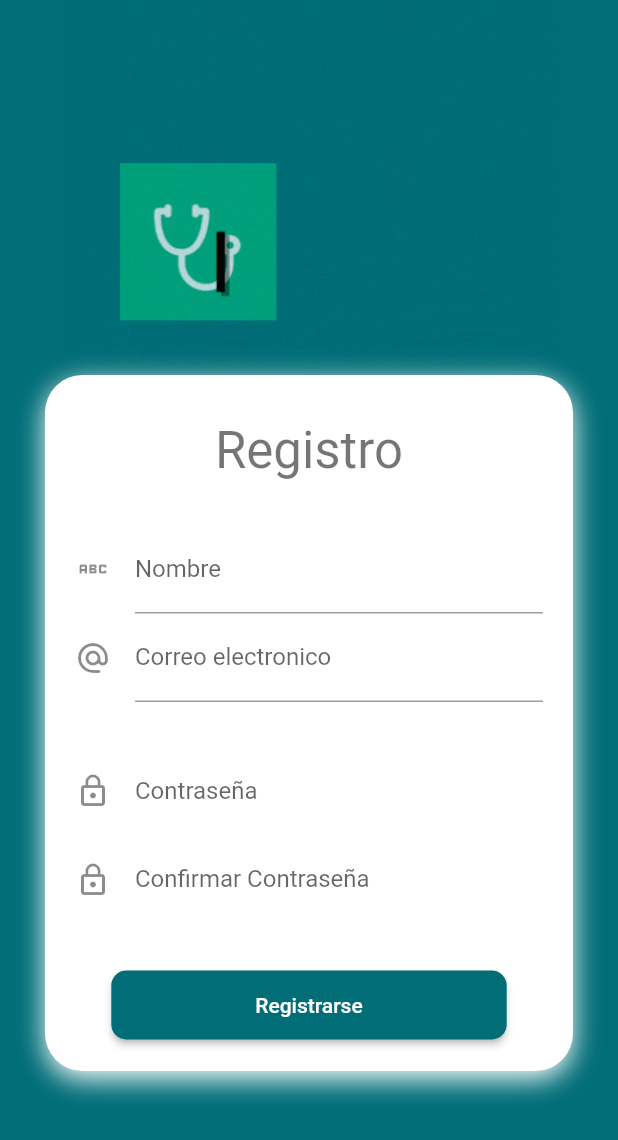
After one commit to yonyhome/InMedic, a Flutter app: the screen it shows after launch, after a tap on "Crear una nueva cuenta", on a phone screen of 412 x 824 dp. The commit adds this screen. Shown: the top 1140 px of the screen. Run offline on Flutter 3.47's test engine with Material 2 defaults, Android fonts, the light colour scheme and no system bars; our stand-ins replace firebase_auth, firebase_core, get, loggy; accounts and stored records are empty.

Commit message:
Registro

```diff
--- a/lib/screens/login.dart
+++ b/lib/screens/login.dart
@@ -2,6 +2,7 @@ import 'package:flutter/material.dart';
 import 'HomePage.dart';
 import 'package:get/get.dart';
 import '../widgets/authentication.dart';
+import '../screens/register.dart';
 
 class LoginScreen extends StatelessWidget {
   LoginScreen({Key? key}) : super(key: key);
@@ -77,7 +78,7 @@ class LoginScreen extends StatelessWidget {
                             labelText: 'Correo electronico',
                             icon: const Icon(Icons.alternate_email_rounded),
                           ),
-                          style: TextStyle(color: Colors.white),
+                          style: TextStyle(color: Colors.black),
                           validator: (value) {
                             String pattern =
                                 r'^(([^<>()[\]\\.,;:\s@\"]+(\.[^<>()[\]\\.,;:\s@\"]+)*)|(\".+\"))@((\[[0-9]{1,3}\.[0-9]{1,3}\.[0-9]{1,3}\.[0-9]{1,3}\])|(([a-zA-Z\-0-9]+\.)+[a-zA-Z]{2,}))$';
@@ -133,10 +134,17 @@ class LoginScreen extends StatelessWidget {
                 ],
               )),
           const SizedBox(height: 50),
-          const Text(
-            'Crear una nueva cuenta',
-            style: TextStyle(fontSize: 18, fontWeight: FontWeight.bold),
-          )
+          GestureDetector(
+            child: Text(
+              'Crear una nueva cuenta',
+              style: TextStyle(fontSize: 18, fontWeight: FontWeight.bold),
+            ),
+            onTap: () {
+              Navigator.of(context).push(
+                MaterialPageRoute(builder: (context) => register()),
+              );
+            },
+          ),
         ],
       ),
     );
--- /dev/null
+++ b/lib/screens/register.dart
@@ -0,0 +1,167 @@
+import 'package:flutter/material.dart';
+import 'package:get/get.dart';
+import '../widgets/authentication.dart';
+
+class register extends StatefulWidget {
+  register({Key? key}) : super(key: key);
+
+  @override
+  State<register> createState() => _registerState();
+}
+
+class _registerState extends State<register> {
+  @override
+  Widget build(BuildContext context) {
+    final size = MediaQuery.of(context).size;
+    Color c = const Color(0xFF006d77);
+    return Scaffold(
+      backgroundColor: c,
+      body: Stack(
+        children: [encabezado(size, context), registerform(context)],
+      ),
+    );
+  }
+}
+
+SizedBox encabezado(Size size, BuildContext context) {
+  return SizedBox(
+    width: double.infinity,
+    height: size.height * 0.4,
+    child: Image.asset(
+      "assets/img/logo.gif",
+      width: MediaQuery.of(context).size.width,
+      height: 600,
+    ),
+  );
+}
+
+SingleChildScrollView registerform(BuildContext context) {
+  String email = "";
+  String pass = "";
+  String pass2 = "";
+  AuthenticationController authenticationController = Get.find();
+  Color cc = const Color(0xFF003277);
+  Color c = const Color(0xFF006d77);
+
+  return SingleChildScrollView(
+    child: Column(
+      children: [
+        const SizedBox(height: 250),
+        Container(
+            padding: const EdgeInsets.all(20),
+            margin: const EdgeInsets.symmetric(horizontal: 30),
+            width: double.infinity,
+            // height: 350,
+            decoration: BoxDecoration(
+                color: Colors.white,
+                borderRadius: BorderRadius.circular(25),
+                boxShadow: const [
+                  BoxShadow(
+                    color: Colors.white,
+                    blurRadius: 15,
+                    offset: Offset(0, 5),
+                  )
+                ]),
+            child: Column(
+              children: [
+                const SizedBox(height: 10),
+                Text('Registro', style: Theme.of(context).textTheme.headline4),
+                const SizedBox(height: 30),
+                Form(
+                  autovalidateMode: AutovalidateMode.onUserInteraction,
+                  child: Column(
+                    children: [
+                      TextFormField(
+                        keyboardType: TextInputType.name,
+                        autocorrect: false,
+                        decoration: new InputDecoration(
+                          hintText: 'Pepito Perez',
+                          labelText: 'Nombre',
+                          icon: const Icon(Icons.abc),
+                        ),
+                        style: TextStyle(color: Colors.black),
+                      ),
+                      TextFormField(
+                        keyboardType: TextInputType.emailAddress,
+                        onChanged: (value) {
+                          email = value;
+                        },
+                        autocorrect: false,
+                        decoration: new InputDecoration(
+                          hintText: 'ejemplo@hotmail.com',
+                          labelText: 'Correo electronico',
+                          icon: const Icon(Icons.alternate_email_rounded),
+                        ),
+                        style: TextStyle(color: Colors.black),
+                        validator: (value) {
+                          String pattern =
+                              r'^(([^<>()[\]\\.,;:\s@\"]+(\.[^<>()[\]\\.,;:\s@\"]+)*)|(\".+\"))@((\[[0-9]{1,3}\.[0-9]{1,3}\.[0-9]{1,3}\.[0-9]{1,3}\])|(([a-zA-Z\-0-9]+\.)+[a-zA-Z]{2,}))$';
+                          RegExp regExp = new RegExp(pattern);
+                          return regExp.hasMatch(value ?? '')
+                              ? null
+                              : 'El valor ingresado no es un correo';
+                        },
+                      ),
+                      const SizedBox(height: 30),
+                      TextFormField(
+                        onChanged: (value) {
+                          pass = value;
+                        },
+                        autocorrect: false,
+                        obscureText: true,
+                        decoration: new InputDecoration(
+                          border: InputBorder.none,
+                          hintText: '******',
+                          labelText: 'Contraseña',
+                          icon: const Icon(Icons.lock_outline),
+                        ),
+                        validator: (value) {
+                          return (value != null && value.length >= 6)
+                              ? null
+                              : 'La contraseña debe ser mayor o igual a los 6 caracteres';
+                        },
+                      ),
+                      TextFormField(
+                        onChanged: (value) {
+                          pass2 = value;
+                        },
+                        autocorrect: false,
+                        obscureText: true,
+                        decoration: new InputDecoration(
+                          border: InputBorder.none,
+                          hintText: '******',
+                          labelText: 'Confirmar Contraseña',
+                          icon: const Icon(Icons.lock_outline),
+                        ),
+                      ),
+                      const SizedBox(height: 30),
+                      MaterialButton(
+                        shape: RoundedRectangleBorder(
+                            borderRadius: BorderRadius.circular(10)),
+                        disabledColor: Colors.grey,
+                        color: c,
+                        child: Container(
+                          padding: const EdgeInsets.symmetric(
+                              horizontal: 80, vertical: 15),
+                          child: const Text(
+                            'Registrarse',
+                            style: TextStyle(color: Colors.white),
+                          ),
+                        ),
+                        onPressed: () {
+                          //Navigator.pushReplacementNamed(context, 'home');
+                          print(email);
+                          print(pass);
+                          authenticationController.signup(email, pass);
+                        },
+                      )
+                    ],
+                  ),
+                )
+              ],
+            )),
+        const SizedBox(height: 50),
+      ],
+    ),
+  );
+}
```
